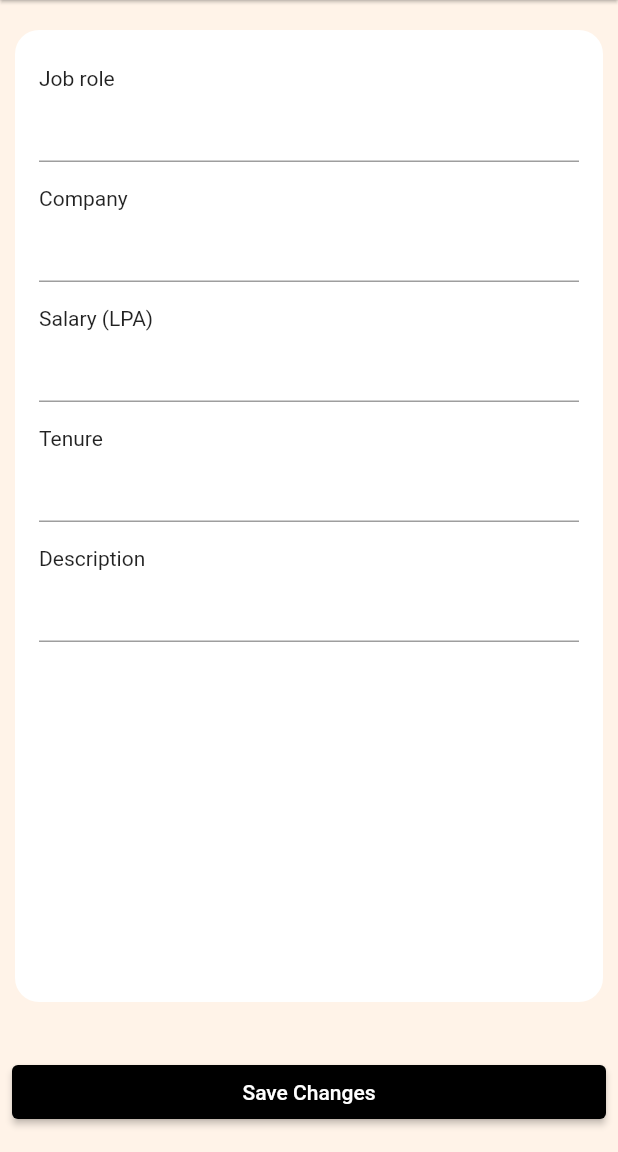
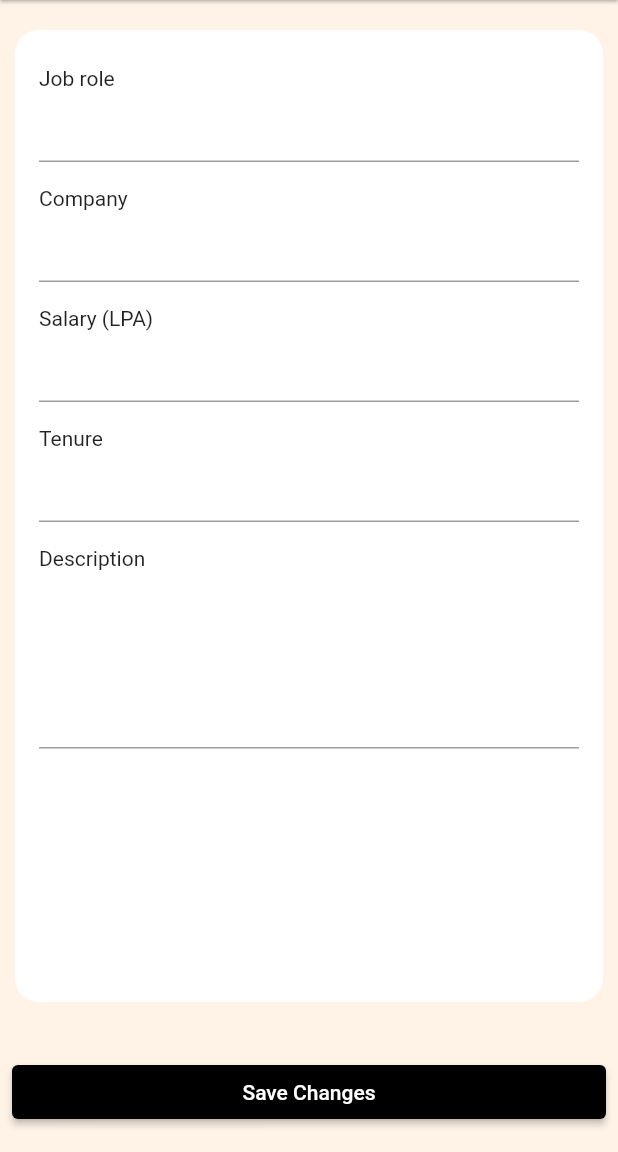
Before and after one commit to tulsipatel1199/women_job_app, a Flutter app: the AddJobScreen screen opened directly, on a phone screen of 412 x 824 dp, the part 84-1236 px from its top. Run offline on Flutter 3.47's test engine with Material 2 defaults, Android fonts, the phone set to English and light mode, and no system bars; our stand-ins replace cloud_firestore, email_validator, firebase_auth, firebase_core, flutter_svg, get and 1 more; accounts and stored records are empty.

Commit message:
complete app

```diff
--- a/lib/candidate/controllers/home_controller.dart
+++ b/lib/candidate/controllers/home_controller.dart
@@ -15,7 +15,7 @@ class HomeController extends GetxController {
     var url =
         "https://mail.google.com/mail/?view=cm&to=$email&su=$subject&body=$message";
     if (await canLaunchUrl(Uri.parse(url))) {
-      await launchUrl(Uri.parse(url),mode: LaunchMode.externalApplication);
+      await launchUrl(Uri.parse(url));
     } else {
       throw "Could not launch $url";
     }
--- a/lib/candidate/screens/login_screen.dart
+++ b/lib/candidate/screens/login_screen.dart
@@ -33,7 +33,7 @@ class LoginScreen extends StatelessWidget {
               suffixIcon: IconButton(onPressed:(){
                 debugPrint(authController.hidePassword.value.toString());
                 authController.hidePassword.value=!authController.hidePassword.value;
-              },icon: authController.hidePassword.value?Icon(Icons.remove_red_eye_outlined):Icon(Icons.remove_red_eye_sharp))
+              },icon: authController.hidePassword.value?const Icon(Icons.remove_red_eye_outlined):const Icon(Icons.remove_red_eye_sharp))
           ),
           obscureText: authController.hidePassword.value,
         ),),
--- a/lib/candidate/widgets/add_job_bottom_sheet.dart
+++ b/lib/candidate/widgets/add_job_bottom_sheet.dart
@@ -25,7 +25,7 @@ class AddJobBottomSheet extends StatelessWidget {
             CustomTextField(controller:recruiterController.companyNameCtr.value , title: 'Company',),
             CustomTextField(controller:recruiterController.salaryCtr.value , title: 'Salary (LPA)',),
             CustomTextField(controller:recruiterController.tenureCtr.value , title: 'Tenure',),
-            CustomTextField(controller:recruiterController.descriptionCtr.value , title: 'Description',),
+            CustomTextField(controller:recruiterController.descriptionCtr.value , title: 'Description',minLines: 5,),
 
           ],
         ),
--- a/lib/candidate/widgets/custom_text_field.dart
+++ b/lib/candidate/widgets/custom_text_field.dart
@@ -5,10 +5,12 @@ class CustomTextField extends StatelessWidget {
     Key? key,
     required this.title,
     required this.controller,
+    this.minLines=1,
   }) : super(key: key);
 
   TextEditingController controller;
   String title;
+  int minLines;
   @override
   Widget build(BuildContext context) {
     return Padding(
@@ -19,6 +21,8 @@ class CustomTextField extends StatelessWidget {
           Text(title),
           TextField(
             controller: controller,
+            minLines: minLines,
+            maxLines: minLines+1,
           ),
 
         ],
```
Also changed, not shown: lib/candidate/controllers/recruiter_controller.dart (+10 -1 lines), lib/candidate/screens/add_job_screen.dart (+4 -4 lines), lib/candidate/screens/signup_screen.dart (+16 -10 lines).
